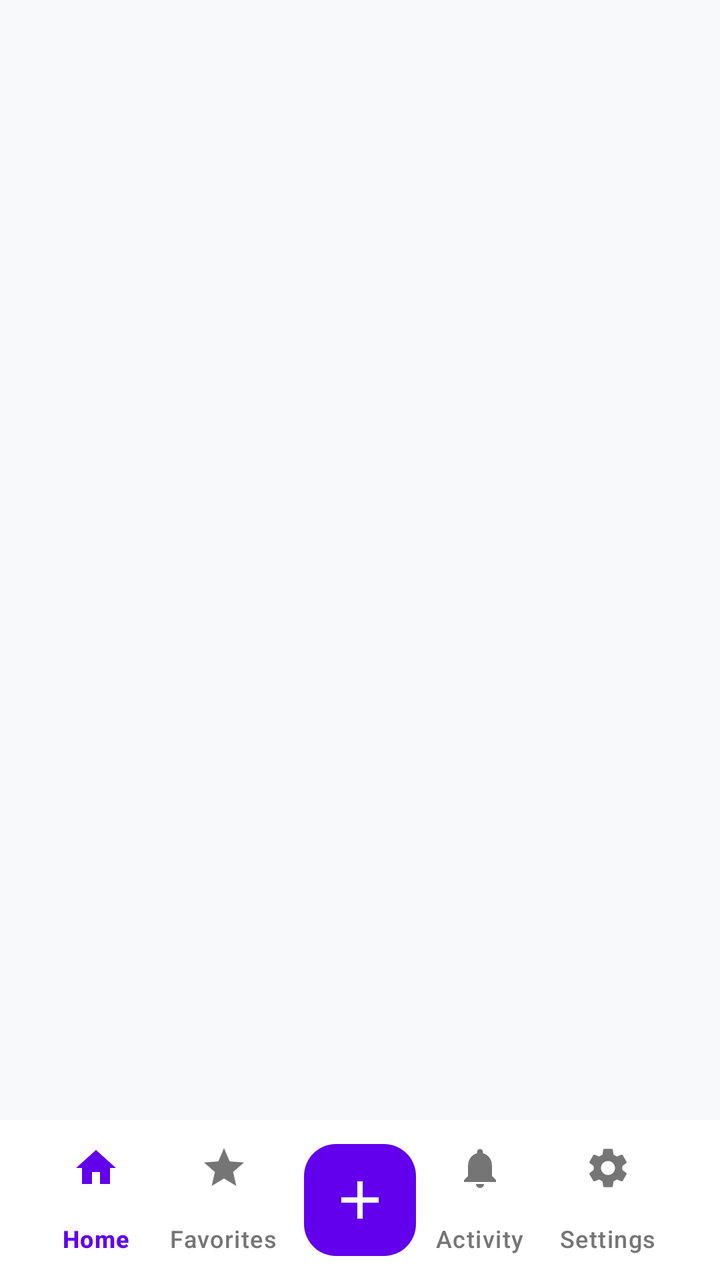
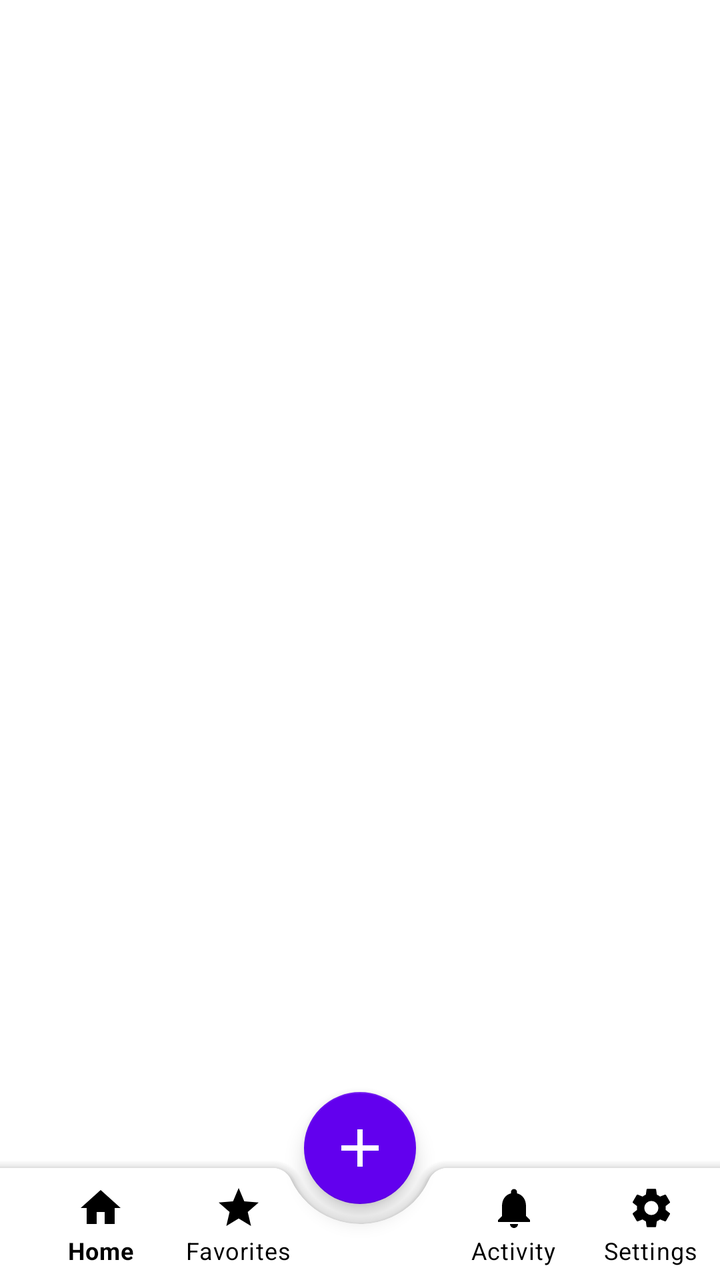

The first picture is an Android layout as it rendered before a commit; the second is the same layout after the commit. The layout source and the unified diff follow.
<!-- AndroidManifest.xml: activity theme Theme.MediaNotesApp -->
<!-- res/layout/activity_dashboard.xml -->
<?xml version="1.0" encoding="utf-8"?>
<androidx.coordinatorlayout.widget.CoordinatorLayout xmlns:android="http://schemas.android.com/apk/res/android"
    xmlns:app="http://schemas.android.com/apk/res-auto"
    xmlns:tools="http://schemas.android.com/tools"
    android:layout_width="match_parent"
    android:layout_height="match_parent"
    android:background="@color/background_soft"
    tools:context=".DashboardActivity">

    <FrameLayout
        android:id="@+id/fragment_container"
        android:layout_width="match_parent"
        android:layout_height="match_parent"
        android:layout_marginBottom="80dp" />

    <com.google.android.material.bottomappbar.BottomAppBar
        android:id="@+id/bottomAppBar"
        android:layout_width="match_parent"
        android:layout_height="wrap_content"
        android:layout_gravity="bottom"
        android:backgroundTint="@color/surface_white"
        app:fabAlignmentMode="center"
        app:fabCradleMargin="10dp"
        app:fabCradleRoundedCornerRadius="10dp"
        app:fabCradleVerticalOffset="10dp"
        app:elevation="8dp">

        <com.google.android.material.bottomnavigation.BottomNavigationView
            android:id="@+id/bottomNavigationView"
            android:layout_width="match_parent"
            android:layout_height="wrap_content"
            android:layout_marginEnd="16dp"
            android:background="@android:color/transparent"
            app:elevation="0dp"
            app:itemIconTint="@color/nav_item_color_selector"
            app:itemTextColor="@color/nav_item_color_selector"
            app:labelVisibilityMode="labeled"
            app:menu="@menu/menu_bottom_nav" />

    </com.google.android.material.bottomappbar.BottomAppBar>

    <com.google.android.material.floatingactionbutton.FloatingActionButton
        android:id="@+id/fabAdd"
        android:layout_width="wrap_content"
        android:layout_height="wrap_content"
        android:contentDescription="Add Note"
        android:src="@drawable/ic_add"
        app:backgroundTint="@color/purple_500"
        app:layout_anchor="@id/bottomAppBar"
        app:maxImageSize="32dp"
        app:tint="@color/white" />

</androidx.coordinatorlayout.widget.CoordinatorLayout>
<!-- resources referenced by this layout -->
<resources>
  <color name="background_soft">#F8F9FA</color>
  <color name="purple_500">#FF6200EE</color>
  <color name="surface_white">#FFFFFF</color>
  <color name="white">#FFFFFFFF</color>
  <!-- drawable ic_add (drawable) -->
  <vector xmlns:android="http://schemas.android.com/apk/res/android"
      android:width="24dp"
      android:height="24dp"
      android:viewportWidth="24"
      android:viewportHeight="24"
      android:tint="?attr/colorControlNormal">
    <path
        android:fillColor="@android:color/white"
        android:pathData="M19,13H13V19H11V13H5V11H11V5H13V11H19V13Z"/>
  </vector>
  <style name="Theme.MediaNotesApp" parent="Base.Theme.MediaNotesApp" />
  <style name="Base.Theme.MediaNotesApp" parent="Theme.Material3.DayNight.NoActionBar">
          <item name="colorPrimary">@color/primary_deep</item>
          <item name="android:windowBackground">@color/background_soft</item>
          <item name="android:textColorPrimary">@color/text_primary</item>
      </style>
  <color name="primary_deep">#1A237E</color>
  <color name="text_primary">#212121</color>
</resources>

<!-- the commit's change to res/layout/activity_dashboard.xml (unified diff, before → after) -->
@@ -4,13 +4,14 @@
     xmlns:tools="http://schemas.android.com/tools"
     android:layout_width="match_parent"
     android:layout_height="match_parent"
-    android:background="@color/background_soft"
+    android:background="?attr/colorSurface"
     tools:context=".DashboardActivity">
 
     <FrameLayout
         android:id="@+id/fragment_container"
         android:layout_width="match_parent"
         android:layout_height="match_parent"
+        android:background="?attr/colorSurface"
         android:layout_marginBottom="80dp" />
 
     <com.google.android.material.bottomappbar.BottomAppBar
@@ -18,7 +19,7 @@
         android:layout_width="match_parent"
         android:layout_height="wrap_content"
         android:layout_gravity="bottom"
-        android:backgroundTint="@color/surface_white"
+        android:backgroundTint="?attr/colorSurface"
         app:fabAlignmentMode="center"
         app:fabCradleMargin="10dp"
         app:fabCradleRoundedCornerRadius="10dp"
@@ -29,11 +30,11 @@
             android:id="@+id/bottomNavigationView"
             android:layout_width="match_parent"
             android:layout_height="wrap_content"
-            android:layout_marginEnd="16dp"
             android:background="@android:color/transparent"
             app:elevation="0dp"
-            app:itemIconTint="@color/nav_item_color_selector"
-            app:itemTextColor="@color/nav_item_color_selector"
+            app:backgroundTint="?attr/colorSurface"
+            app:itemIconTint="?attr/colorOnSurface"
+            app:itemTextColor="?attr/colorOnSurface"
             app:labelVisibilityMode="labeled"
             app:menu="@menu/menu_bottom_nav" />
 
@@ -45,9 +46,9 @@
         android:layout_height="wrap_content"
         android:contentDescription="Add Note"
         android:src="@drawable/ic_add"
-        app:backgroundTint="@color/purple_500"
+        app:backgroundTint="?attr/colorPrimary"
         app:layout_anchor="@id/bottomAppBar"
         app:maxImageSize="32dp"
-        app:tint="@color/white" />
+        app:tint="?attr/colorOnPrimary" />
 
 </androidx.coordinatorlayout.widget.CoordinatorLayout>
<!-- resource entries referenced after the edit -->
@@ -1,9 +1,8 @@
 <!-- resources referenced by this layout -->
 <resources>
-  <color name="background_soft">#F8F9FA</color>
   <color name="purple_500">#FF6200EE</color>
-  <color name="surface_white">#FFFFFF</color>
   <color name="white">#FFFFFFFF</color>
+  <color name="black">#FF000000</color>
   <!-- drawable ic_add (drawable) -->
   <vector xmlns:android="http://schemas.android.com/apk/res/android"
       android:width="24dp"
@@ -15,13 +14,15 @@
         android:fillColor="@android:color/white"
         android:pathData="M19,13H13V19H11V13H5V11H11V5H13V11H19V13Z"/>
   </vector>
-  <style name="Theme.MediaNotesApp" parent="Base.Theme.MediaNotesApp" />
-  <style name="Base.Theme.MediaNotesApp" parent="Theme.Material3.DayNight.NoActionBar">
-          <item name="colorPrimary">@color/primary_deep</item>
-          <item name="android:windowBackground">@color/background_soft</item>
-          <item name="android:textColorPrimary">@color/text_primary</item>
+  <style name="Theme.MediaNotesApp" parent="Theme.MediaNotes.Light" />
+  <style name="Theme.MediaNotes.Light" parent="Theme.MaterialComponents.DayNight.NoActionBar">
+          <item name="colorPrimary">@color/purple_500</item>
+          <item name="colorOnPrimary">@color/white</item>
+          <item name="colorSurface">@color/white</item>
+          <item name="colorOnSurface">@color/black</item>
+          <item name="android:windowBackground">?attr/colorSurface</item>
+          <item name="android:statusBarColor">?attr/colorSurface</item>
+          <item name="android:navigationBarColor">?attr/colorSurface</item>
       </style>
-  <color name="primary_deep">#1A237E</color>
-  <color name="text_primary">#212121</color>
 </resources>
 
